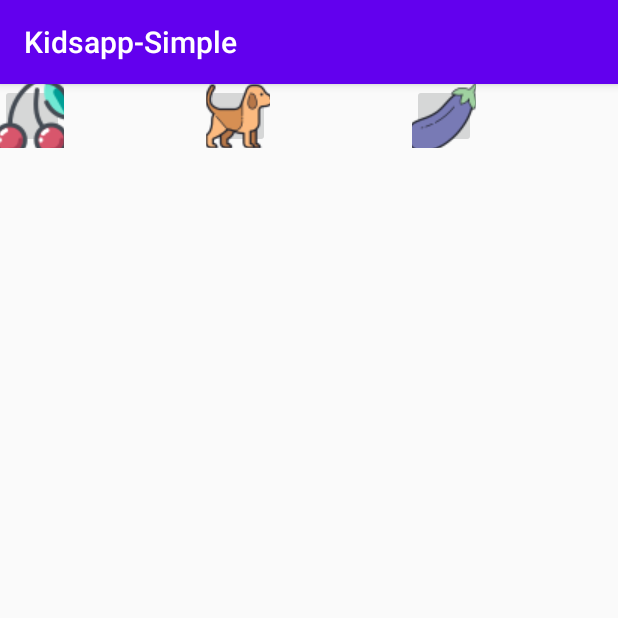
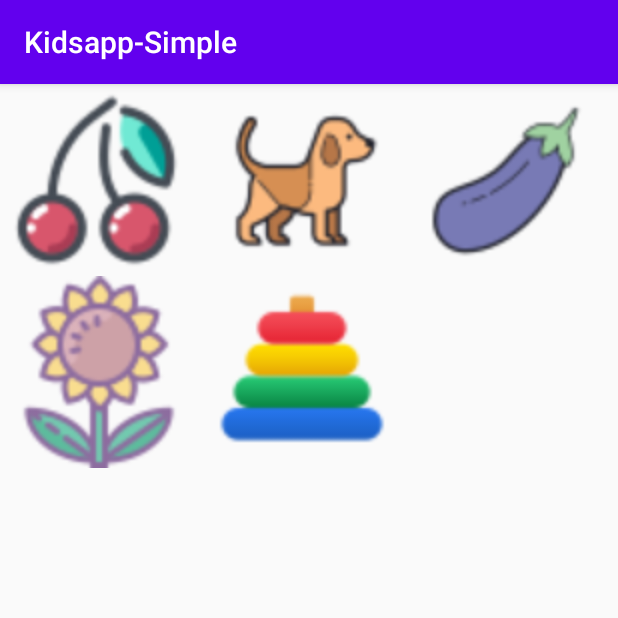
Before and after one commit to sntBanzai/kidsapp-simple, an Android app: the CategoriesBrowseActivity screen opened directly, with no data from a screen before it, on a phone screen of 412 x 824 dp, the top half of it. Run offline under Robolectric (Android 15) with nearby library versions, the phone set to English and light mode, and no system bars.

Commit message:
już to jakoś wygląda

```diff
--- a/app/build.gradle
+++ b/app/build.gradle
@@ -27,7 +27,7 @@ dependencies {
     implementation fileTree(dir: 'libs', include: ['*.jar'])
 
 //    implementation 'com.android.support:appcompat-v7:28.0.0'
-    implementation 'androidx.appcompat:appcompat:1.0.0'
+    implementation 'androidx.appcompat:appcompat:1.1.0'
     implementation 'com.android.support:design:28.0.0'
     implementation 'com.android.support.constraint:constraint-layout:1.1.3'
     implementation 'android.arch.navigation:navigation-fragment:1.0.0'
--- a/app/src/main/java/pl/wroc/waw/kidsapp_simple/CategoriesBrowseActivity.java
+++ b/app/src/main/java/pl/wroc/waw/kidsapp_simple/CategoriesBrowseActivity.java
@@ -1,11 +1,14 @@
 package pl.wroc.waw.kidsapp_simple;
 
+import android.content.res.Configuration;
 import android.os.Bundle;
+import android.widget.Toast;
 
 import androidx.appcompat.app.AppCompatActivity;
 import androidx.recyclerview.widget.GridLayoutManager;
 import androidx.recyclerview.widget.RecyclerView;
 import pl.wroc.waw.kidsapp_simple.recview.CategoriesBrowseRecyclerViewAdapter;
+import pl.wroc.waw.kidsapp_simple.recview.GridAutofitLayoutManager;
 
 public class CategoriesBrowseActivity extends AppCompatActivity {
 
@@ -23,8 +26,9 @@ public class CategoriesBrowseActivity extends AppCompatActivity {
         // in content do not change the layout size of the RecyclerView
         //recyclerView.setHasFixedSize(true);
 
-        // use a linear layout manager
-        layoutManager = new GridLayoutManager(getApplicationContext(), 3);
+
+        layoutManager = new GridAutofitLayoutManager(getApplicationContext(), -1);
+
         recyclerView.setLayoutManager(layoutManager);
 
         // specify an adapter (see also next example)
--- /dev/null
+++ b/app/src/main/java/pl/wroc/waw/kidsapp_simple/recview/GridAutofitLayoutManager.java
@@ -0,0 +1,71 @@
+package pl.wroc.waw.kidsapp_simple.recview;
+
+import android.content.Context;
+import android.util.TypedValue;
+
+import androidx.annotation.NonNull;
+import androidx.recyclerview.widget.GridLayoutManager;
+import androidx.recyclerview.widget.RecyclerView;
+
+public class GridAutofitLayoutManager extends GridLayoutManager
+{
+    private int columnWidth;
+    private boolean isColumnWidthChanged = true;
+    private int lastWidth;
+    private int lastHeight;
+
+    public GridAutofitLayoutManager(@NonNull final Context context, final int columnWidth) {
+        /* Initially set spanCount to 1, will be changed automatically later. */
+        super(context, 1);
+        setColumnWidth(checkedColumnWidth(context, columnWidth));
+    }
+
+    public GridAutofitLayoutManager(
+            @NonNull final Context context,
+            final int columnWidth,
+            final int orientation,
+            final boolean reverseLayout) {
+
+        /* Initially set spanCount to 1, will be changed automatically later. */
+        super(context, 1, orientation, reverseLayout);
+        setColumnWidth(checkedColumnWidth(context, columnWidth));
+    }
+
+    private int checkedColumnWidth(@NonNull final Context context, final int columnWidth) {
+        if (columnWidth <= 0) {
+            /* Set default columnWidth value (48dp here). It is better to move this constant
+            to static constant on top, but we need context to convert it to dp, so can't really
+            do so. */
+            this.columnWidth = (int) TypedValue.applyDimension(TypedValue.COMPLEX_UNIT_DIP, 128,
+                    context.getResources().getDisplayMetrics());
+        }
+        return this.columnWidth;
+    }
+
+    public void setColumnWidth(final int newColumnWidth) {
+        if (newColumnWidth > 0 && newColumnWidth != columnWidth) {
+            columnWidth = newColumnWidth;
+            isColumnWidthChanged = true;
+        }
+    }
+
+    @Override
+    public void onLayoutChildren(@NonNull final RecyclerView.Recycler recycler, @NonNull final RecyclerView.State state) {
+        final int width = getWidth();
+        final int height = getHeight();
+        if (columnWidth > 0 && width > 0 && height > 0 && (isColumnWidthChanged || lastWidth != width || lastHeight != height)) {
+            final int totalSpace;
+            if (getOrientation() == VERTICAL) {
+                totalSpace = width - getPaddingRight() - getPaddingLeft();
+            } else {
+                totalSpace = height - getPaddingTop() - getPaddingBottom();
+            }
+            final int spanCount = Math.max(1, totalSpace / columnWidth);
+            setSpanCount(spanCount);
+            isColumnWidthChanged = false;
+        }
+        lastWidth = width;
+        lastHeight = height;
+        super.onLayoutChildren(recycler, state);
+    }
+}
--- a/app/src/main/res/layout/activity_categories_browse.xml
+++ b/app/src/main/res/layout/activity_categories_browse.xml
@@ -1,9 +1,9 @@
 <?xml version="1.0" encoding="utf-8"?>
 <androidx.recyclerview.widget.RecyclerView xmlns:android="http://schemas.android.com/apk/res/android"
+    xmlns:tools="http://schemas.android.com/tools"
+    android:id="@+id/CategoriesRecyclerView"
     android:layout_width="match_parent"
     android:layout_height="match_parent"
-    xmlns:tools="http://schemas.android.com/tools"
-    android:id="@+id/CategoriesRecyclerView"
     tools:context=".CategoriesBrowseActivity">
 
 </androidx.recyclerview.widget.RecyclerView>
--- a/app/src/main/res/layout/category_butt.xml
+++ b/app/src/main/res/layout/category_butt.xml
@@ -1,11 +1,19 @@
 <?xml version="1.0" encoding="utf-8"?>
 <FrameLayout xmlns:android="http://schemas.android.com/apk/res/android"
     android:layout_width="match_parent"
-    android:layout_height="match_parent">
+    android:layout_height="wrap_content">
 
     <ImageButton
-        android:layout_width="64px"
-        android:layout_height="64px"
-        android:id="@+id/category_ico" />
+        android:id="@+id/category_ico"
+        android:layout_width="128dp"
+        android:layout_height="128dp"
+        android:adjustViewBounds="true"
+        android:alpha="5"
+        android:background="@android:drawable/menuitem_background"
+        android:cropToPadding="false"
+        android:fadingEdge="horizontal|vertical"
+        android:minWidth="64px"
+        android:minHeight="64px"
+        android:scaleType="fitCenter" />
 
 </FrameLayout>
--- a/build.gradle
+++ b/build.gradle
@@ -8,7 +8,7 @@ buildscript {
 
     }
     dependencies {
-        classpath 'com.android.tools.build:gradle:3.6.3'
+        classpath 'com.android.tools.build:gradle:4.0.0'
 
 
         // NOTE: Do not place your application dependencies here; they belong
```
Also changed, not shown: gradle/wrapper/gradle-wrapper.properties.
